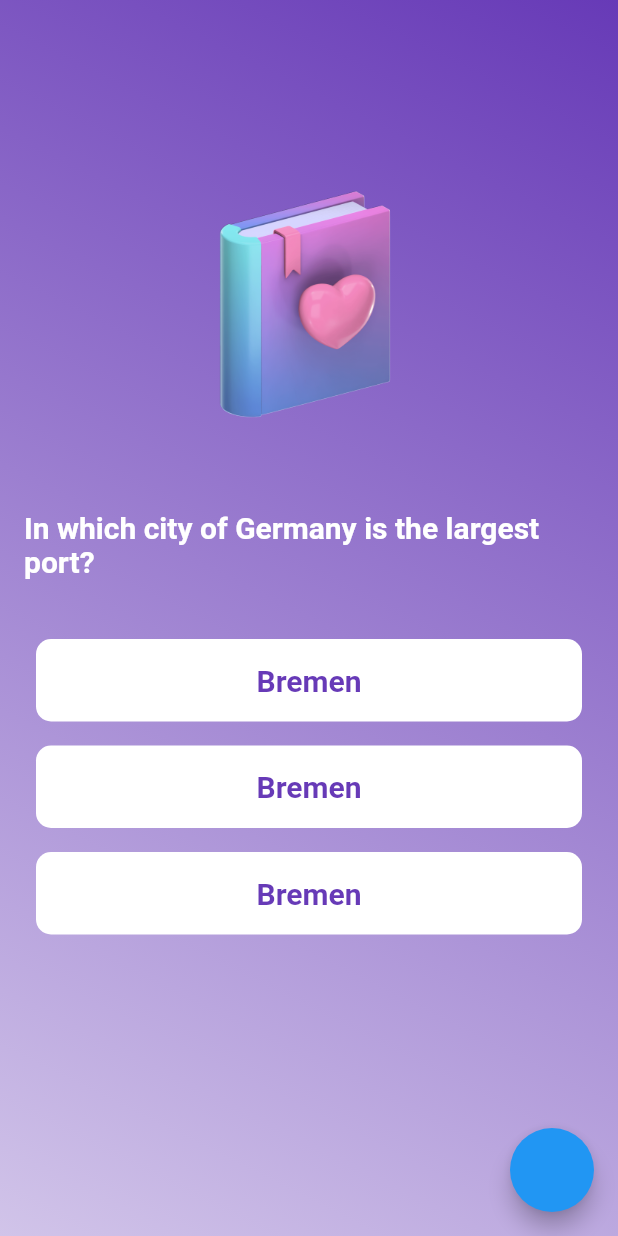
After one commit to Jitesh117/trivia-app, a Flutter app: the screen it shows after launch, after a tap on "BOOK", on a phone screen of 412 x 824 dp. The commit adds this screen. Run offline on Flutter 3.47's test engine with Material 2 defaults, Android fonts, the light colour scheme and no system bars; our stand-ins replace simple_gradient_text.

Commit message:
completed UI of trivia page with page navigation

```diff
--- a/lib/components/genre_tile.dart
+++ b/lib/components/genre_tile.dart
@@ -1,4 +1,5 @@
 import 'package:flutter/material.dart';
+import 'package:trivia_app/pages/trivia_page.dart';
 
 class GenreTile extends StatelessWidget {
   const GenreTile({
@@ -14,7 +15,19 @@ class GenreTile extends StatelessWidget {
   final String imagePath;
   @override
   Widget build(BuildContext context) {
-    return Padding(
+    return GestureDetector(
+      onTap: () {
+        Navigator.push(
+          context,
+          MaterialPageRoute(
+              builder: (context) => TriviaPage(
+                    gradColor: boxColor,
+                    gradColorshade100: boxColorshade100,
+                    imagePath: imagePath,
+                  )),
+        );
+      },
+      child: Padding(
         padding: const EdgeInsets.symmetric(vertical: 16.0),
         child: Container(
           padding: EdgeInsets.only(left: 16),
@@ -37,7 +50,7 @@ class GenreTile extends StatelessWidget {
             children: [
               Text(
                 genreName,
-              style: TextStyle(
+                style: const TextStyle(
                   color: Colors.white,
                   fontWeight: FontWeight.bold,
                   fontSize: 20,
@@ -53,6 +66,7 @@ class GenreTile extends StatelessWidget {
             ],
           ),
         ),
+      ),
     );
   }
 }
--- /dev/null
+++ b/lib/components/option_tile.dart
@@ -0,0 +1,41 @@
+import 'package:flutter/material.dart';
+
+class OptionTile extends StatelessWidget {
+  const OptionTile({
+    Key? key,
+    required this.optionColor,
+  }) : super(key: key);
+  final Color optionColor;
+  @override
+  Widget build(BuildContext context) {
+    return Padding(
+      padding: const EdgeInsets.all(8.0),
+      child: Container(
+        width: 1000,
+        padding: EdgeInsets.all(16),
+        decoration: BoxDecoration(
+          borderRadius: BorderRadius.circular(10),
+          color: Colors.white,
+          // gradient: LinearGradient(
+          //   colors: [
+          //     Colors.blue.shade100,
+          //     Colors.blue,
+          //   ],
+          //   begin: Alignment.topLeft,
+          //   end: Alignment.bottomRight,
+          // ),
+        ),
+        child: Center(
+          child: Text(
+            'Bremen',
+            style: TextStyle(
+              color: optionColor,
+              fontSize: 20,
+              fontWeight: FontWeight.bold,
+            ),
+          ),
+        ),
+      ),
+    );
+  }
+}
--- a/lib/main.dart
+++ b/lib/main.dart
@@ -1,5 +1,6 @@
 import 'package:flutter/material.dart';
 import 'package:trivia_app/pages/home_page.dart';
+import 'package:trivia_app/pages/trivia_page.dart';
 
 void main() {
   runApp(const MyApp());
@@ -12,8 +13,8 @@ class MyApp extends StatelessWidget {
   @override
   Widget build(BuildContext context) {
     return MaterialApp(
-        debugShowCheckedModeBanner: false,
-        home: HomePage(),
+      debugShowCheckedModeBanner: false,
+      home: HomePage(),
     );
   }
 }
--- a/lib/pages/home_page.dart
+++ b/lib/pages/home_page.dart
@@ -26,7 +26,7 @@ class HomePage extends StatelessWidget {
                       fontSize: 30.0,
                       fontWeight: FontWeight.bold,
                     ),
-                    colors: [
+                    colors: const [
                       Colors.red,
                       Colors.orange,
                       // Colors.pink,
@@ -38,7 +38,7 @@ class HomePage extends StatelessWidget {
                 height: 10,
               ),
               Row(
-                children: [
+                children: const [
                   Text(
                     'Choose a category:',
                     style: TextStyle(
@@ -68,14 +68,14 @@ class HomePage extends StatelessWidget {
                       imagePath: 'lib/assets/sports.png',
                     ),
                     GenreTile(
-                      boxColor: Colors.blue,
-                      boxColorshade100: Colors.blue.shade100,
+                      boxColor: Colors.green,
+                      boxColorshade100: Colors.green.shade100,
                       genreName: 'MYTHOLOGY',
                       imagePath: 'lib/assets/mythology.png',
                     ),
                     GenreTile(
-                      boxColor: Colors.green,
-                      boxColorshade100: Colors.green.shade100,
+                      boxColor: Colors.cyan,
+                      boxColorshade100: Colors.cyan.shade100,
                       genreName: 'ART',
                       imagePath: 'lib/assets/art.png',
                     ),
--- /dev/null
+++ b/lib/pages/trivia_page.dart
@@ -0,0 +1,81 @@
+import 'package:flutter/material.dart';
+import 'package:trivia_app/components/option_tile.dart';
+
+class TriviaPage extends StatelessWidget {
+  const TriviaPage({
+    Key? key,
+    required this.gradColor,
+    required this.gradColorshade100,
+    required this.imagePath,
+  }) : super(key: key);
+  final Color gradColor;
+  final Color gradColorshade100;
+  final String imagePath;
+
+  @override
+  Widget build(BuildContext context) {
+    return Scaffold(
+      floatingActionButton: FloatingActionButton(
+        onPressed: () {
+          Navigator.pop(context);
+        },
+      ),
+      body: Container(
+        padding: EdgeInsets.only(
+          top: 100,
+          left: 16,
+          right: 16,
+        ),
+        decoration: BoxDecoration(
+          gradient: LinearGradient(
+            begin: Alignment.topRight,
+            end: Alignment.bottomLeft,
+            colors: [
+              gradColor,
+              gradColorshade100,
+            ],
+          ),
+        ),
+        child: Column(
+          children: [
+            // Genre photo
+            Center(
+              child: Image.asset(
+                imagePath,
+                height: 200,
+                width: 200,
+              ),
+            ),
+            const SizedBox(
+              height: 40,
+            ),
+            // Question
+            Text(
+              'In which city of Germany is the largest port?',
+              style: TextStyle(
+                  color: Colors.white,
+                  fontSize: 20,
+                  fontWeight: FontWeight.bold),
+            ),
+            const SizedBox(
+              height: 32,
+            ),
+            // options
+            // option one
+            OptionTile(
+              optionColor: gradColor,
+            ),
+            // option two
+            OptionTile(
+              optionColor: gradColor,
+            ),
+            // option three
+            OptionTile(
+              optionColor: gradColor,
+            ),
+          ],
+        ),
+      ),
+    );
+  }
+}
```
Lines whose indentation alone changed are shown as unchanged.
